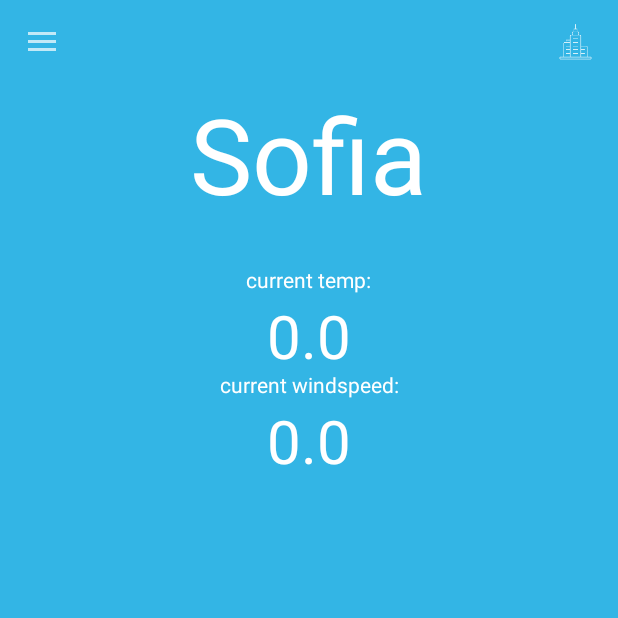
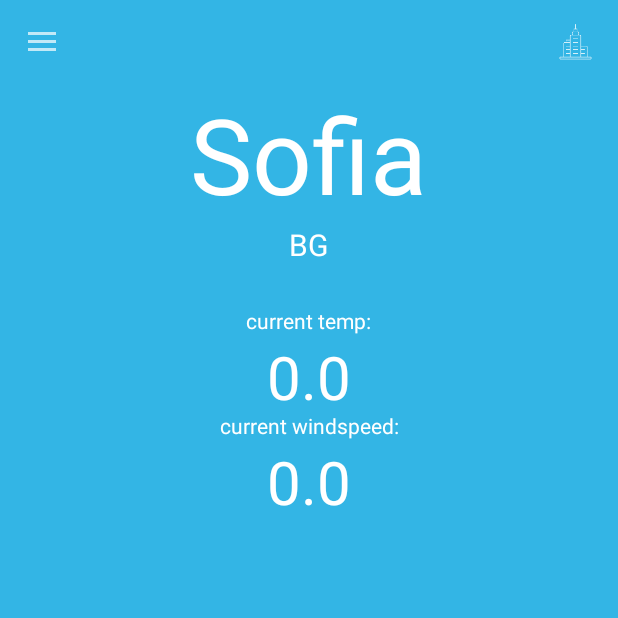
Before and after one commit to dimitev/WeatherMe, an Android app: the screen it shows after launch (MainActivity), on a phone screen of 412 x 824 dp, the top half of it. Run offline under Robolectric (Android 15) with nearby library versions, the phone set to English and light mode, and no system bars; our stand-ins replace data binding; libraries missing offline, so code that uses them is left out: com.loopj.android, cz.msebera.android; 8 statements that could not run were skipped.

Commit message:
Some refactoring,minor UI change.

```diff
--- a/app/src/main/java/screamofwoods/weatherme/CityInfo.java
+++ b/app/src/main/java/screamofwoods/weatherme/CityInfo.java
@@ -163,6 +163,16 @@
         notifyPropertyChanged(BR._all);
     }
 
+    public void setRegion(String region) {
+        this.region = region;
+        notifyPropertyChanged(BR._all);
+    }
+
+    public void setCountry(String country) {
+        this.country = country;
+        notifyPropertyChanged(BR._all);
+    }
+
     @Bindable
     public String getLastUpdated() {
         return lastUpdated;
@@ -248,19 +258,15 @@
         return chanceOfRain;
     }
 
+    @Bindable
     public String getRegion() {
         return region;
     }
 
-    public void setRegion(String region) {
-        this.region = region;
+    @Bindable
+    public String getCountry() {
+        return this.country;
     }
 
-    public String getCountry() {
-        return country;
-    }
 
-    public void setCountry(String country) {
-        this.country = country;
-    }
 }
--- a/app/src/main/java/screamofwoods/weatherme/MainActivity.java
+++ b/app/src/main/java/screamofwoods/weatherme/MainActivity.java
@@ -41,7 +41,7 @@
 
         c = new CityInfo("Sofia", (float) 25.25, (float) 55.28, true);
         c.forecast.getMomentForecast();//gets some forecast
-        c.setCountry("BG");
+        c.setCountry("BG");//seems to disappear in cities drawer,probably due to async, hardcoded for now
         UserCities.add(c);
         UserCities.add(c);//adds a secondary city for testing
         prepareBinding();
--- a/app/src/main/res/layout/current_content.xml
+++ b/app/src/main/res/layout/current_content.xml
@@ -28,12 +28,22 @@
             android:textColor="@android:color/white"/>
 
         <TextView
+            android:id="@+id/txtCountry"
+            android:layout_width="wrap_content"
+            android:layout_height="wrap_content"
+            android:layout_centerHorizontal="true"
+            android:text="@{state.country}"
+            android:layout_below="@+id/txtCityName"
+            android:textAlignment="center"
+            android:textSize="20dp"
+            android:textColor="@android:color/white"/>
+        <TextView
             android:id="@+id/txtCityNameView"
-            android:layout_width="70dp"
+            android:layout_width="wrap_content"
             android:layout_height="wrap_content"
             android:layout_centerHorizontal="true"
             android:text="@{state.weatherCondition}"
-            android:layout_below="@+id/txtCityName"
+            android:layout_below="@+id/txtCountry"
             android:textAlignment="center"
             android:textSize="20dp"
             android:textColor="@android:color/white"/>
--- a/app/src/main/res/layout/single_city.xml
+++ b/app/src/main/res/layout/single_city.xml
@@ -23,10 +23,10 @@
 
     <TextView
         android:id="@+id/country"
-        android:layout_width="match_parent"
-        android:layout_height="wrap_content"
+        android:layout_width="wrap_content"
+        android:layout_height="60dp"
         android:textSize="23dp"
-        android:layout_toRightOf="@id/city_name"
+        android:layout_alignParentEnd="true"
         android:layout_centerVertical="true"
         android:textColor="@android:color/white" />
 
```
